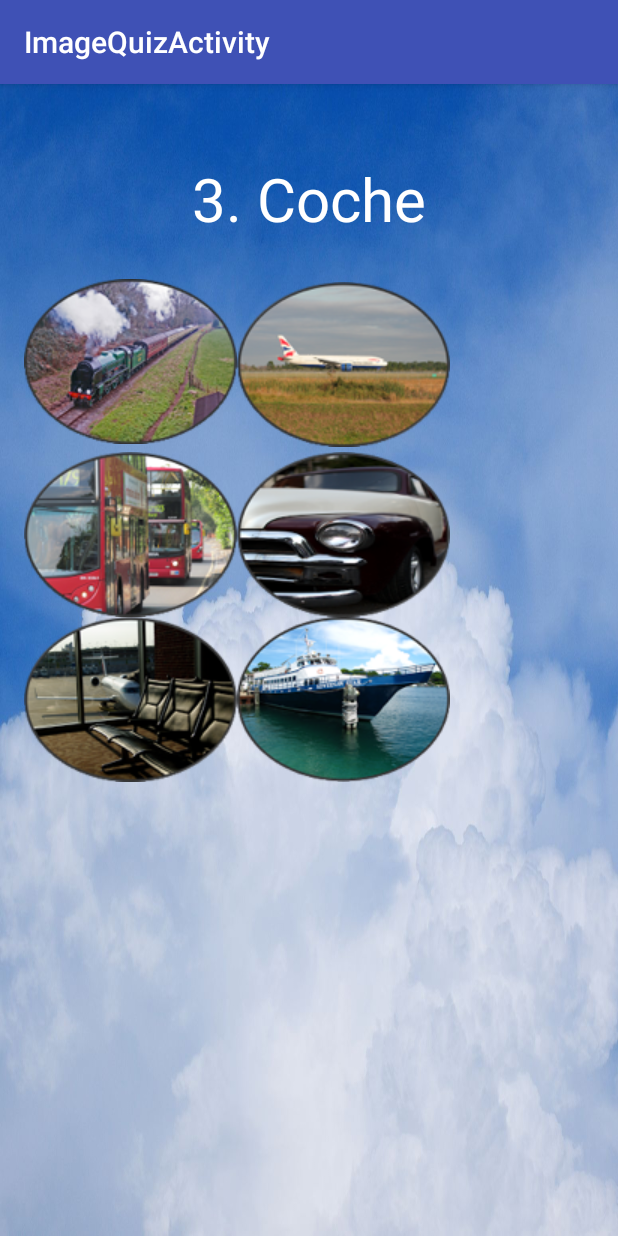
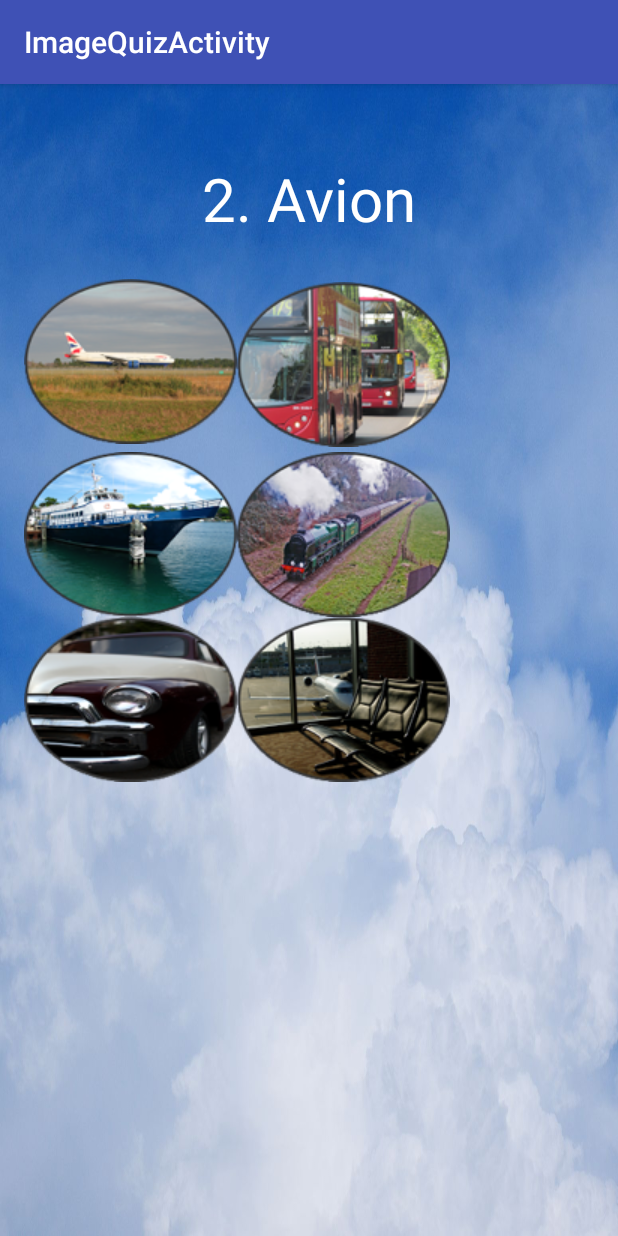
Before and after one commit to janahogstrand/grammarapp, an Android app: the screen it shows after launch (MainActivity), after a tap on "PLANE", on a phone screen of 412 x 824 dp. Run offline under Robolectric (Android 15) with nearby library versions, the phone set to English and light mode, and no system bars; 1 other tap on this screen came first.

Commit message:
Buttons shuffle when app is relaunched *needs to be fixed

```diff
--- a/ImageQuizActivity/app/src/main/java/com/example/teerachel/imagequizactivity/Image_Quiz_Ans.java
+++ b/ImageQuizActivity/app/src/main/java/com/example/teerachel/imagequizactivity/Image_Quiz_Ans.java
@@ -1,4 +1,6 @@
 package com.example.teerachel.imagequizactivity;
+
+import android.widget.Button;
 
 /**
  * Created by teerachel on 07/03/2016.
@@ -50,62 +52,62 @@
      * matches a question in the qusList array the matched question's option is returned as an array
      */
 
-    public String[] getAnswerOptions(String Question) {
-        String ans1 = "";
-        String ans2 = "";
-        String ans3 = "";
-        String ans4 = "";
-        String ans5 = "";
-        String ans6 = "";
+    public Button[] getAnswerOptions(String Question) {
+        Button ans1 = null;
+        Button ans2 = null;
+        Button ans3 = null;
+        Button ans4 = null;
+        Button ans5 = null;
+        Button ans6 = null;
 
-        String[] options = new String[6];
+        Button[] options = new Button[6];
         if (Question.equals(quesList[0])) {
-            ans1 = "train";
-            ans2 = "plane";
-            ans3 = "bus";
-            ans4 = "car";
-            ans5 = "bike";
-            ans6 = "ship";
+            ans1 = MainActivity.getInstance().train;
+            ans2 = MainActivity.getInstance().plane;
+            ans3 = MainActivity.getInstance().bus;
+            ans4 = MainActivity.getInstance().car;
+            ans5 = MainActivity.getInstance().bike;
+            ans6 = MainActivity.getInstance().ship;
         }
         if (Question.equals(quesList[1])) {
-            ans1 = "train";
-            ans2 = "plane";
-            ans3 = "bus";
-            ans4 = "car";
-            ans5 = "bike";
-            ans6 = "ship";
+            ans1 = MainActivity.getInstance().ship;
+            ans2 = MainActivity.getInstance().bus;
+            ans3 = MainActivity.getInstance().plane;
+            ans4 = MainActivity.getInstance().bike;
+            ans5 = MainActivity.getInstance().car;
+            ans6 = MainActivity.getInstance().train;
         }
         if (Question.equals(quesList[2])) {
-            ans1 = "train";
-            ans2 = "plane";
-            ans3 = "bus";
-            ans4 = "car";
-            ans5 = "bike";
-            ans6 = "ship";
+//            ans1 = "train";
+//            ans2 = "plane";
+//            ans3 = "bus";
+//            ans4 = "car";
+//            ans5 = "bike";
+//            ans6 = "ship";
         }
         if (Question.equals(quesList[3])) {
-            ans1 = "train";
-            ans2 = "plane";
-            ans3 = "bus";
-            ans4 = "car";
-            ans5 = "bike";
-            ans6 = "ship";
+//            ans1 = "train";
+//            ans2 = "plane";
+//            ans3 = "bus";
+//            ans4 = "car";
+//            ans5 = "bike";
+//            ans6 = "ship";
         }
         if (Question.equals(quesList[4])) {
-            ans1 = "train";
-            ans2 = "plane";
-            ans3 = "bus";
-            ans4 = "car";
-            ans5 = "bike";
-            ans6 = "ship";
+//            ans1 = "train";
+//            ans2 = "plane";
+//            ans3 = "bus";
+//            ans4 = "car";
+//            ans5 = "bike";
+//            ans6 = "ship";
         }
         if (Question.equals(quesList[5])) {
-            ans1 = "train";
-            ans2 = "plane";
-            ans3 = "bus";
-            ans4 = "car";
-            ans5 = "bike";
-            ans6 = "ship";
+//            ans1 = "train";
+//            ans2 = "plane";
+//            ans3 = "bus";
+//            ans4 = "car";
+//            ans5 = "bike";
+//            ans6 = "ship";
         }
 
 
@@ -118,4 +120,5 @@
 
         return options;
     }
+
 }
--- a/ImageQuizActivity/app/src/main/java/com/example/teerachel/imagequizactivity/MainActivity.java
+++ b/ImageQuizActivity/app/src/main/java/com/example/teerachel/imagequizactivity/MainActivity.java
@@ -10,6 +10,9 @@
 import android.widget.Button;
 import android.widget.TextView;
 import android.widget.Toast;
+
+import java.util.ArrayList;
+import java.util.Collections;
 
 public class MainActivity extends AppCompatActivity implements OnClickListener{
 
@@ -24,7 +27,7 @@
     public Image_Quiz_Ans answersList = new Image_Quiz_Ans();
     public String[] questionListArr;
     public String correctAns;
-    public String[] answerOptionsArr;
+    public Button[] answerOptionsArr;
     public String currentQuestion;
     public int successCounter = 0;
     public int mistakeCounter = 0;
@@ -32,39 +35,55 @@
     public final static String EXTRA_MESSAGE = "com.example.teerachel.imagequizactivity.message";
     public final static String EXTRA_MESSAGE2 = "com.example.teerachel.imagequizactivity.message2";
 
+    ArrayList<Integer> obj = new ArrayList<>();
+
+    private static MainActivity instance;
+    public static MainActivity getInstance(){
+        return instance;
+    }
 
     @Override
     protected void onCreate(Bundle savedInstanceState) {
         super.onCreate(savedInstanceState);
         setContentView(R.layout.activity_main);
+        instance = this;
 
         question = (TextView) findViewById(R.id.ques);
-        train = (Button) findViewById(R.id.trainImage);
+
+        obj.add(R.id.trainImage);
+        obj.add(R.id.planeImage);
+        obj.add(R.id.bikeImage);
+        obj.add(R.id.carImage);
+        obj.add(R.id.busImage);
+        obj.add(R.id.shipImage);
+        Collections.shuffle(obj);
+
+            train = (Button) findViewById(obj.get(0));
             train.setBackground(getDrawable(R.drawable.train));
             train.setOnClickListener(this);
             train.setText("train");
 
-        plane = (Button) findViewById(R.id.planeImage);
+            plane = (Button) findViewById(obj.get(1));
             plane.setBackground(getDrawable(R.drawable.aeroplane));
             plane.setOnClickListener(this);
             plane.setText("plane");
 
-        bus = (Button) findViewById(R.id.busImage);
+            bus = (Button) findViewById(obj.get(2));
             bus.setBackground(getDrawable(R.drawable.bus));
             bus.setOnClickListener(this);
             bus.setText("bus");
 
-        car = (Button) findViewById(R.id.carImage);
+            car = (Button) findViewById(obj.get(3));
             car.setBackground(getDrawable(R.drawable.car));
             car.setOnClickListener(this);
             car.setText("car");
 
-        bike = (Button) findViewById(R.id.bikeImage);
+            bike = (Button) findViewById(obj.get(4));
             bike.setBackground(getDrawable(R.drawable.airportseat));
             bike.setOnClickListener(this);
             bike.setText("bike");
 
-        ship = (Button) findViewById(R.id.shipImage);
+            ship = (Button) findViewById(obj.get(5));
             ship.setBackground(getDrawable(R.drawable.ship));
             ship.setOnClickListener(this);
             ship.setText("ship");
@@ -72,7 +91,6 @@
             questionListArr = questions.createArray();
             assignVariables();
             assignTextView();
-
         }
 
 
@@ -168,6 +186,5 @@
     @Override
     public void onClick(View v) {
         checkResult(v);
-
     }
 }
```
Lines whose indentation alone changed are shown as unchanged.
